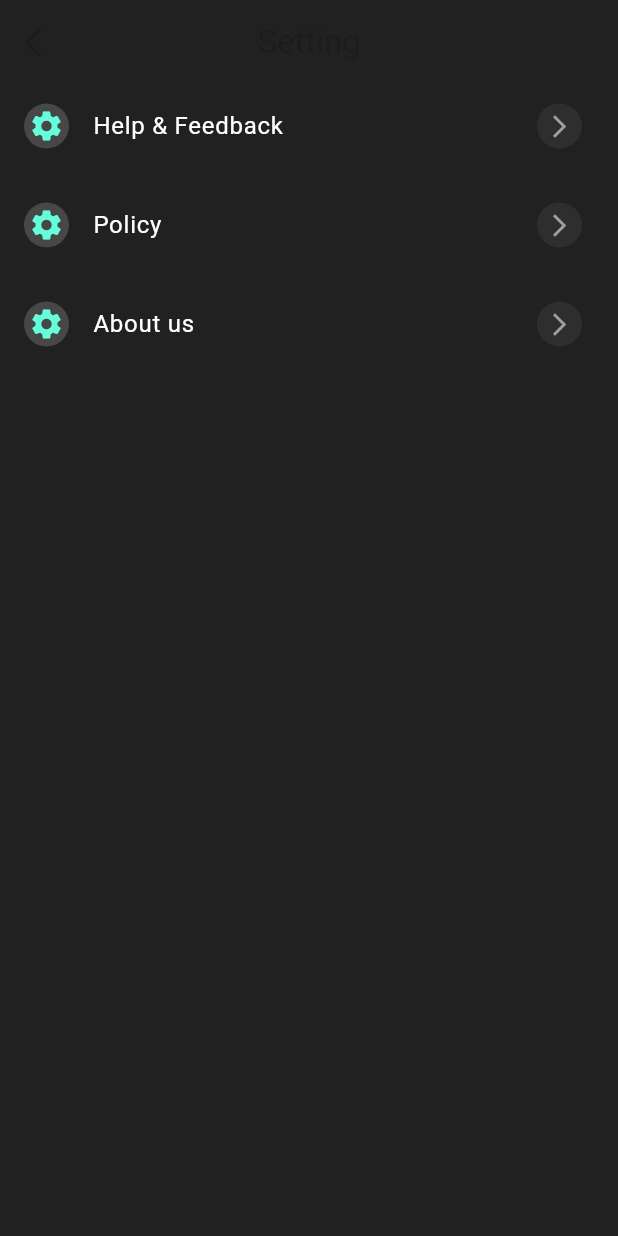
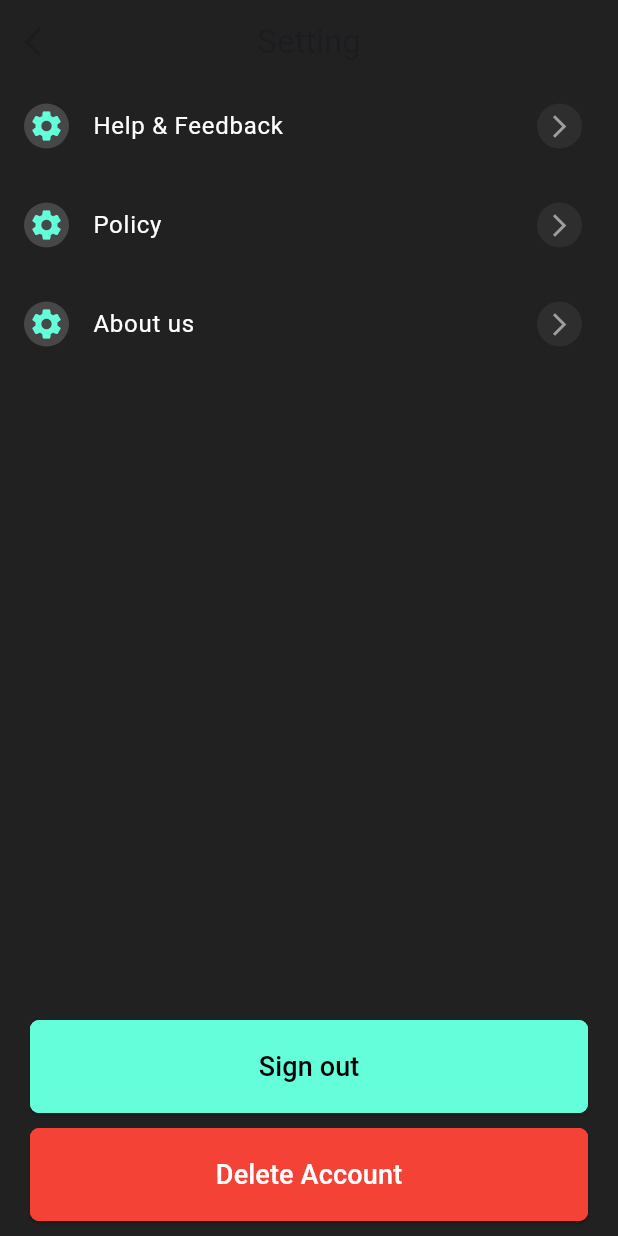
Before and after one commit to LilMeen/CSC13002-Sportifind, a Flutter app: the SettingScreen screen opened directly, on a phone screen of 412 x 824 dp. Run offline on Flutter 3.47's test engine with Material 3 defaults, Android fonts, the phone set to English and light mode, and no system bars; our stand-ins replace cloud_firestore, firebase_auth, firebase_core, google_fonts, image_picker; missing offline and left inert: string_similarity; accounts and stored records are empty.

Commit message:
[feature] User authentication: sign out and delete account

```diff
--- a/lib/widgets/setting.dart
+++ b/lib/widgets/setting.dart
@@ -1,33 +1,112 @@
 import 'package:flutter/material.dart';
 import 'package:sportifind/widgets/setting_menu.dart';
-import 'package:sportifind/screens/player/profile/profile_screen.dart';
+import 'package:sportifind/screens/auth/sign_in_screen.dart';
+import 'package:firebase_auth/firebase_auth.dart';
+import 'package:cloud_firestore/cloud_firestore.dart';
 
+class SettingScreen extends StatelessWidget {
+  SettingScreen({Key? key}) : super(key: key);
 
-class SettingScreen extends StatelessWidget{
-  const SettingScreen({super.key});
+  final user = FirebaseAuth.instance.currentUser!;
+
+  void signOut(BuildContext context) async {
+    await FirebaseAuth.instance.signOut();
+    Navigator.of(context).pushReplacement(
+      MaterialPageRoute(builder: (context) => SignInScreen()),
+    );
+  }
+
+  Future<void> deleteUserData() async {
+    final userDoc =
+        FirebaseFirestore.instance.collection('users').doc(user.uid);
+    await userDoc.delete();
+  }
+
+  void deleteAccount(BuildContext context) async {
+    bool confirmed = await showDialog(
+      context: context,
+      builder: (BuildContext context) {
+        return AlertDialog(
+          title: const Text('Confirm Delete Account'),
+          content: const Text(
+              'Are you sure you want to delete your account? This action cannot be undone.'),
+          actions: <Widget>[
+            TextButton(
+              onPressed: () {
+                Navigator.of(context).pop(false);
+              },
+              child: const Text('Cancel'),
+            ),
+            TextButton(
+              onPressed: () {
+                Navigator.of(context).pop(true);
+              },
+              child: const Text('Delete'),
+            ),
+          ],
+        );
+      },
+    );
+
+    if (confirmed ?? false) {
+      try {
+        await deleteUserData();
+
+        await user.delete();
+
+        signOut(context);
+      } catch (e) {
+        print("Error deleting user: $e");
+        ScaffoldMessenger.of(context).showSnackBar(
+          SnackBar(
+            content: Text("Failed to delete account: $e"),
+          ),
+        );
+      }
+    }
+  }
+
+  void confirmSignOut(BuildContext context) async {
+    bool confirmed = await showDialog(
+      context: context,
+      builder: (BuildContext context) {
+        return AlertDialog(
+          title: const Text('Confirm Sign Out'),
+          content: const Text('Are you sure you want to sign out?'),
+          actions: <Widget>[
+            TextButton(
+              onPressed: () {
+                Navigator.of(context).pop(false);
+              },
+              child: const Text('Cancel'),
+            ),
+            TextButton(
+              onPressed: () {
+                Navigator.of(context).pop(true);
+              },
+              child: const Text('Sign Out'),
+            ),
+          ],
+        );
+      },
+    );
+
+    if (confirmed ?? false) {
+      signOut(context);
+    }
+  }
+
   @override
-  Widget build(BuildContext context){
+  Widget build(BuildContext context) {
     return Scaffold(
       appBar: AppBar(
         leading: IconButton(
           onPressed: () {
-            Navigator.push(
-                context,
-                MaterialPageRoute(
-                  builder: (context) => const ProfileScreen(
-                    height: "174",
-                    weight: "67",
-                    foot: "right",
-                    right_foot: false,
-                  ),
-                ),
-            );
+            Navigator.pop(context);
           },
           icon: const Icon(Icons.arrow_back_ios),
         ),
-        title: const Text(
-          'Setting',
-        ),
+        title: const Text('Setting'),
         centerTitle: true,
         backgroundColor: Color.fromARGB(255, 33, 33, 33),
         elevation: 0.0,
@@ -55,6 +134,61 @@ class SettingScreen extends StatelessWidget{
             endIcon: true,
             textColor: Colors.white,
           ),
+          Expanded(child: Container()), // Spacer to push buttons to the bottom
+          Padding(
+            padding: const EdgeInsets.symmetric(horizontal: 20, vertical: 10),
+            child: Column(
+              children: [
+                ElevatedButton(
+                  onPressed: () {
+                    confirmSignOut(context);
+                  },
+                  style: ElevatedButton.styleFrom(
+                    backgroundColor: Colors.tealAccent,
+                    padding: const EdgeInsets.symmetric(vertical: 16),
+                    side: const BorderSide(
+                        width: 6,
+                        color: Colors.tealAccent),
+                    shape: RoundedRectangleBorder(
+                      borderRadius: BorderRadius.circular(6),
+                    ),
+                  ),
+                  child: const SizedBox(
+                    width: double.infinity,
+                    height: 30,
+                    child: Center(
+                      child: Text('Sign out',
+                          style: TextStyle(color: Colors.black, fontSize: 18)),
+                    ),
+                  ),
+                ),
+                const SizedBox(height: 10),
+                ElevatedButton(
+                  onPressed: () {
+                    deleteAccount(context);
+                  },
+                  style: ElevatedButton.styleFrom(
+                    backgroundColor:
+                        Colors.red,
+                    padding: const EdgeInsets.symmetric(vertical: 16),
+                    side: const BorderSide(
+                        width: 6, color: Colors.red),
+                    shape: RoundedRectangleBorder(
+                      borderRadius: BorderRadius.circular(6),
+                    ),
+                  ),
+                  child: const SizedBox(
+                    width: double.infinity,
+                    height: 30,
+                    child: Center(
+                      child: Text('Delete Account',
+                          style: TextStyle(color: Colors.white, fontSize: 18)),
+                    ),
+                  ),
+                ),
+              ],
+            ),
+          ),
         ],
       ),
     );
```
Lines whose indentation alone changed are shown as unchanged.
